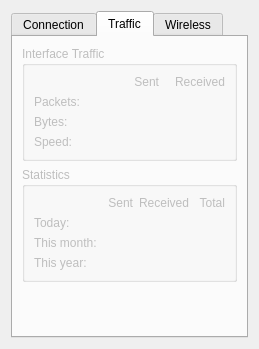
Before: the Qt Designer form src/knemod/interfacestatusdlg.ui in KDE/knemo, drawn with Qt 5.
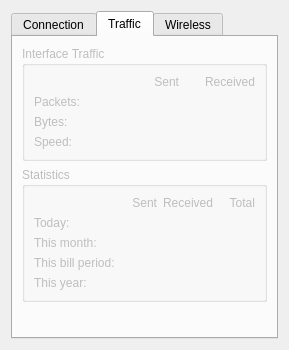
After: the same form once the commit is applied. The open tabs and pages were chosen to show the change.

Diff of the .ui file:
```diff
--- a/src/knemod/interfacestatusdlg.ui
+++ b/src/knemod/interfacestatusdlg.ui
@@ -6,8 +6,8 @@
    <rect>
     <x>0</x>
     <y>0</y>
-    <width>259</width>
-    <height>349</height>
+    <width>289</width>
+    <height>350</height>
    </rect>
   </property>
   <layout class="QVBoxLayout" name="verticalLayout">
@@ -414,7 +414,7 @@
             </property>
            </widget>
           </item>
-          <item row="3" column="0">
+          <item row="4" column="0">
            <widget class="QLabel" name="textLabel10_2_2_2">
             <property name="text">
              <string>This year:</string>
@@ -486,7 +486,7 @@
             </property>
            </widget>
           </item>
-          <item row="3" column="2">
+          <item row="4" column="2">
            <widget class="QLabel" name="textLabelYearReceived">
             <property name="alignment">
              <set>Qt::AlignRight|Qt::AlignTrailing|Qt::AlignVCenter</set>
@@ -516,7 +516,7 @@
             </property>
            </widget>
           </item>
-          <item row="3" column="3">
+          <item row="4" column="3">
            <widget class="QLabel" name="textLabelYearTotal">
             <property name="alignment">
              <set>Qt::AlignRight|Qt::AlignTrailing|Qt::AlignVCenter</set>
@@ -549,7 +549,7 @@
             </property>
            </widget>
           </item>
-          <item row="3" column="1">
+          <item row="4" column="1">
            <widget class="QLabel" name="textLabelYearSent">
             <property name="alignment">
              <set>Qt::AlignRight|Qt::AlignTrailing|Qt::AlignVCenter</set>
@@ -569,6 +569,43 @@
             </property>
            </widget>
           </item>
+          <item row="3" column="0">
+           <widget class="QLabel" name="textLabelBill">
+            <property name="text">
+             <string>This bill period:</string>
+            </property>
+           </widget>
+          </item>
+          <item row="3" column="1">
+           <widget class="QLabel" name="textLabelBillSent">
+            <property name="alignment">
+             <set>Qt::AlignRight|Qt::AlignTrailing|Qt::AlignVCenter</set>
+            </property>
+            <property name="wordWrap">
+             <bool>false</bool>
+            </property>
+           </widget>
+          </item>
+          <item row="3" column="2">
+           <widget class="QLabel" name="textLabelBillReceived">
+            <property name="alignment">
+             <set>Qt::AlignRight|Qt::AlignTrailing|Qt::AlignVCenter</set>
+            </property>
+            <property name="wordWrap">
+             <bool>false</bool>
+            </property>
+           </widget>
+          </item>
+          <item row="3" column="3">
+           <widget class="QLabel" name="textLabelBillTotal">
+            <property name="alignment">
+             <set>Qt::AlignRight|Qt::AlignTrailing|Qt::AlignVCenter</set>
+            </property>
+            <property name="wordWrap">
+             <bool>false</bool>
+            </property>
+           </widget>
+          </item>
          </layout>
         </widget>
        </item>
```
